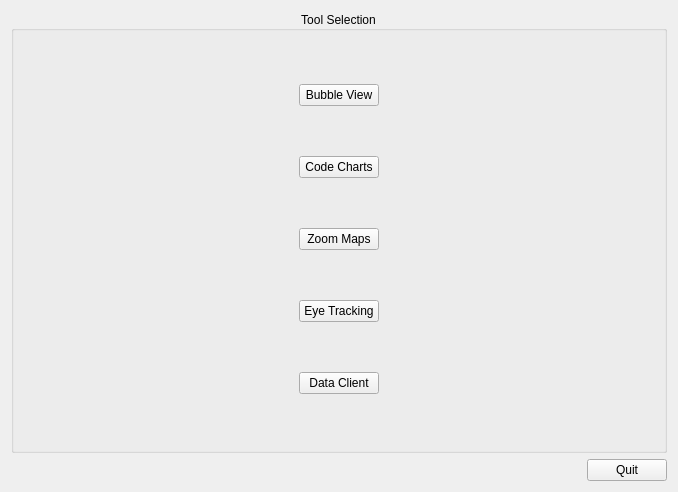
Before: the Qt Designer form src/ui/MainMenuPage.ui in xsoophx/EyeTrackingV2, drawn with Qt 5.
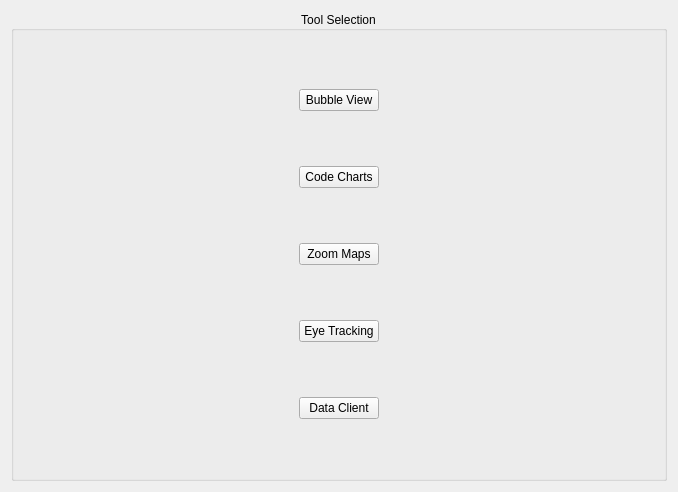
After: the same form once the commit is applied.

Commit message: :lipstick: Moved MainMenu + Quit Buttons to Main Window.

The edit to the form file:
```diff
--- a/src/ui/MainMenuPage.ui
+++ b/src/ui/MainMenuPage.ui
@@ -100,39 +100,6 @@
      </layout>
     </widget>
    </item>
-   <item>
-    <layout class="QHBoxLayout" name="horizontalLayout_2">
-     <item>
-      <spacer name="horizontalSpacer_3">
-       <property name="orientation">
-        <enum>Qt::Horizontal</enum>
-       </property>
-       <property name="sizeType">
-        <enum>QSizePolicy::Expanding</enum>
-       </property>
-       <property name="sizeHint" stdset="0">
-        <size>
-         <width>40</width>
-         <height>20</height>
-        </size>
-       </property>
-      </spacer>
-     </item>
-     <item>
-      <widget class="QPushButton" name="quitButton">
-       <property name="sizePolicy">
-        <sizepolicy hsizetype="Fixed" vsizetype="Fixed">
-         <horstretch>0</horstretch>
-         <verstretch>0</verstretch>
-        </sizepolicy>
-       </property>
-       <property name="text">
-        <string>Quit</string>
-       </property>
-      </widget>
-     </item>
-    </layout>
-   </item>
   </layout>
  </widget>
  <resources/>
```
The commit also changes 7 other files.
